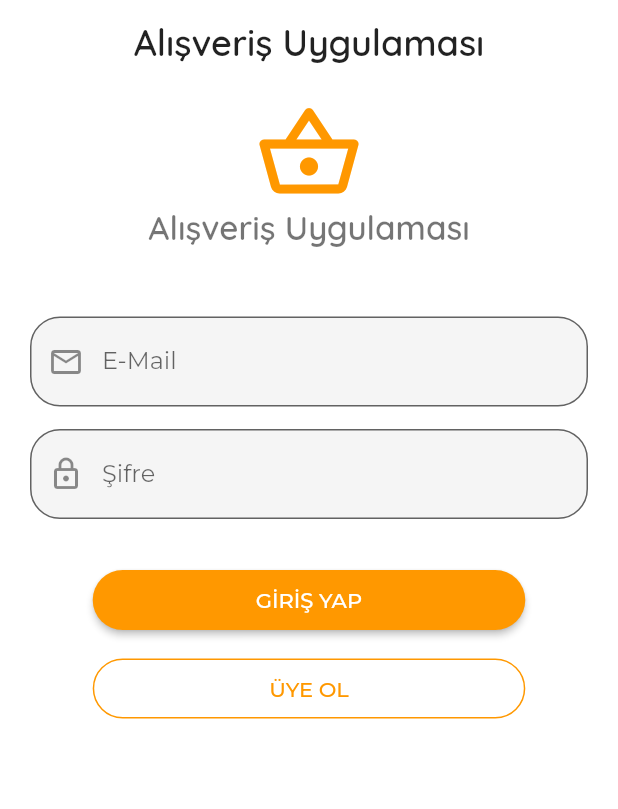
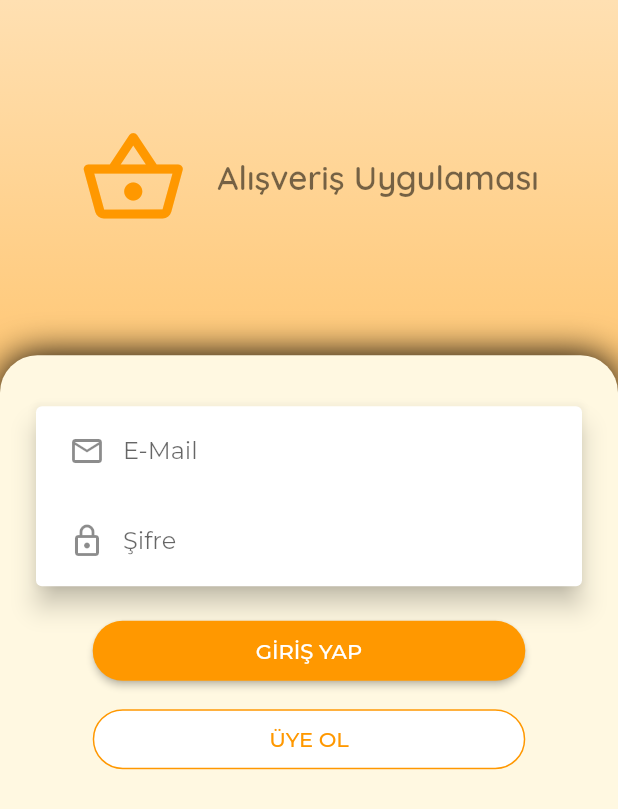
Before and after one commit to mctaspinar/flutterShopping, a Flutter app: the screen it shows after launch, on a phone screen of 412 x 824 dp. Shown: the top 809 px of the screen. Run offline on Flutter 3.47's test engine with Material 2 defaults, Android fonts, the phone set to English and light mode, and no system bars; our stand-ins replace google_fonts, shared_preferences.

Commit message:
design changed

```diff
--- a/lib/screens/auth_screen.dart
+++ b/lib/screens/auth_screen.dart
@@ -11,30 +11,38 @@ class AuthScreen extends StatelessWidget {
   Widget build(BuildContext context) {
     final deviceSize = MediaQuery.of(context).size;
     return Scaffold(
-      appBar: AppBar(
-        title: Text("Alışveriş Uygulaması"),
-        centerTitle: true,
-      ),
       body: Stack(
         children: <Widget>[
           SingleChildScrollView(
               child: Container(
-            color: Colors.white,
-            height: deviceSize.height -
-                AppBar().preferredSize.height -
-                MediaQuery.of(context).padding.top,
+            decoration: BoxDecoration(
+              gradient: LinearGradient(
+                colors: [
+                  Colors.orange[100],
+                  Colors.orange[300],
+                  Colors.orange[500],
+                ],
+                begin: Alignment.topCenter,
+                end: Alignment.bottomCenter,
+              ),
+            ),
+            height: deviceSize.height,
             width: deviceSize.width,
             child: Column(
               mainAxisAlignment: MainAxisAlignment.start,
               children: [
                 SizedBox(
-                  height: 10,
+                  height: deviceSize.height * .1,
                 ),
-                Column(
+                Row(
+                  mainAxisAlignment: MainAxisAlignment.center,
                   children: [
                     Icon(
                       Icons.shopping_basket_outlined,
                       size: 72,
+                    ),
+                    SizedBox(
+                      width: 20,
                     ),
                     Text(
                       'Alışveriş Uygulaması',
@@ -43,14 +51,11 @@ class AuthScreen extends StatelessWidget {
                         fontSize: 22,
                         fontWeight: FontWeight.w600,
                       ),
-                    ),
-                    SizedBox(
-                      height: 10,
                     )
                   ],
                 ),
                 SizedBox(
-                  height: 15,
+                  height: deviceSize.height * .1,
                 ),
                 Flexible(flex: 2, child: AuthCard()),
               ],
@@ -127,33 +132,44 @@ class _AuthCardState extends State<AuthCard> {
 
   @override
   Widget build(BuildContext context) {
-    var _borderError = OutlineInputBorder(
-        borderRadius: BorderRadius.circular(20),
-        borderSide: BorderSide(color: Theme.of(context).errorColor),
-        gapPadding: 5);
-    var _border = OutlineInputBorder(
-        borderRadius: BorderRadius.circular(20),
-        borderSide: BorderSide(color: Colors.black54),
-        gapPadding: 5);
-    var _errorColor =
-        TextStyle(color: Theme.of(context).errorColor, fontSize: 10);
+    var _errorColor = TextStyle(
+      color: Theme.of(context).errorColor,
+      fontSize: 10,
+    );
 
     return Container(
-      padding: EdgeInsets.all(20.0),
+      decoration: BoxDecoration(
+        borderRadius: BorderRadius.only(
+          topLeft: Radius.circular(25),
+          topRight: Radius.circular(25),
+        ),
+        boxShadow: [
+          BoxShadow(
+            color: Colors.black,
+            blurRadius: 20.0,
+          ),
+        ],
+        color: Colors.amber[50],
+      ),
+      padding: EdgeInsets.only(top: 30, left: 20, right: 20),
       child: Form(
         key: _formKey,
         child: Column(
           children: <Widget>[
+            Card(
+              elevation: 7,
+              child: Column(
+                children: [
                   Container(
+                    padding: const EdgeInsets.only(left: 10),
                     constraints: BoxConstraints(minHeight: 50, maxHeight: 75),
                     child: TextFormField(
                       decoration: InputDecoration(
-                    filled: true,
                         prefixIcon: Icon(Icons.email_outlined),
                         labelText: 'E-Mail',
-                    errorBorder: _borderError,
                         errorStyle: _errorColor,
-                    border: _border),
+                        border: InputBorder.none,
+                      ),
                       keyboardType: TextInputType.emailAddress,
                       validator: (value) {
                         if (value.isEmpty || !value.contains('@')) {
@@ -166,19 +182,15 @@ class _AuthCardState extends State<AuthCard> {
                       },
                     ),
                   ),
-            SizedBox(
-              height: 15,
-            ),
                   Container(
+                    padding: const EdgeInsets.only(left: 10),
                     constraints: BoxConstraints(minHeight: 50, maxHeight: 75),
                     child: TextFormField(
                       decoration: InputDecoration(
-                    filled: true,
                           prefixIcon: Icon(Icons.lock_outlined),
                           labelText: 'Şifre',
-                    errorBorder: _borderError,
                           errorStyle: _errorColor,
-                    border: _border),
+                          border: InputBorder.none),
                       obscureText: true,
                       controller: _passwordController,
                       validator: (value) {
@@ -191,11 +203,9 @@ class _AuthCardState extends State<AuthCard> {
                       },
                     ),
                   ),
-            SizedBox(
-              height: 15,
-            ),
                   //if (_authMode == AuthMode.Signup)
                   AnimatedContainer(
+                    padding: const EdgeInsets.only(left: 10, bottom: 5),
                     duration: Duration(milliseconds: 300),
                     curve: Curves.easeIn,
                     constraints: BoxConstraints(
@@ -205,12 +215,10 @@ class _AuthCardState extends State<AuthCard> {
                         ? TextFormField(
                             enabled: _authMode == AuthMode.Signup,
                             decoration: InputDecoration(
-                          filled: true,
                                 prefixIcon: Icon(Icons.lock_outlined),
                                 labelText: 'Şifre Tekrar',
-                          errorBorder: _borderError,
                                 errorStyle: _errorColor,
-                          border: _border),
+                                border: InputBorder.none),
                             obscureText: true,
                             validator: _authMode == AuthMode.Signup
                                 ? (value) {
@@ -223,6 +231,9 @@ class _AuthCardState extends State<AuthCard> {
                                 : null,
                           )
                         : null,
+                  ),
+                ],
+              ),
             ),
             SizedBox(
               height: 15,
```
Lines whose indentation alone changed are shown as unchanged.
